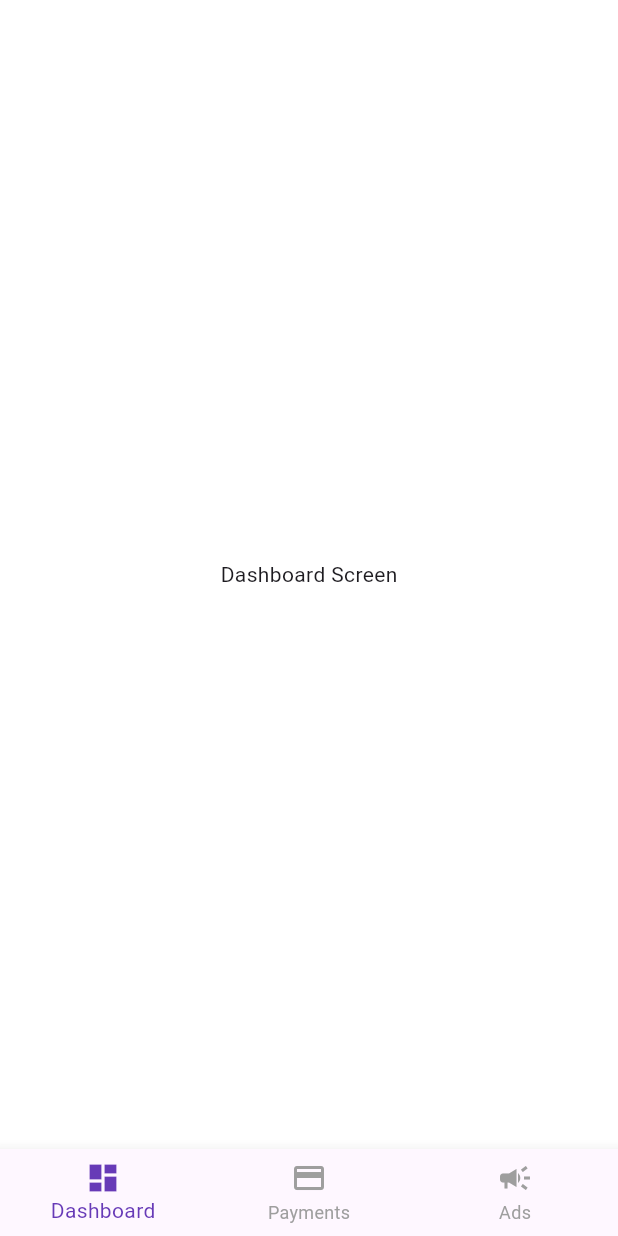
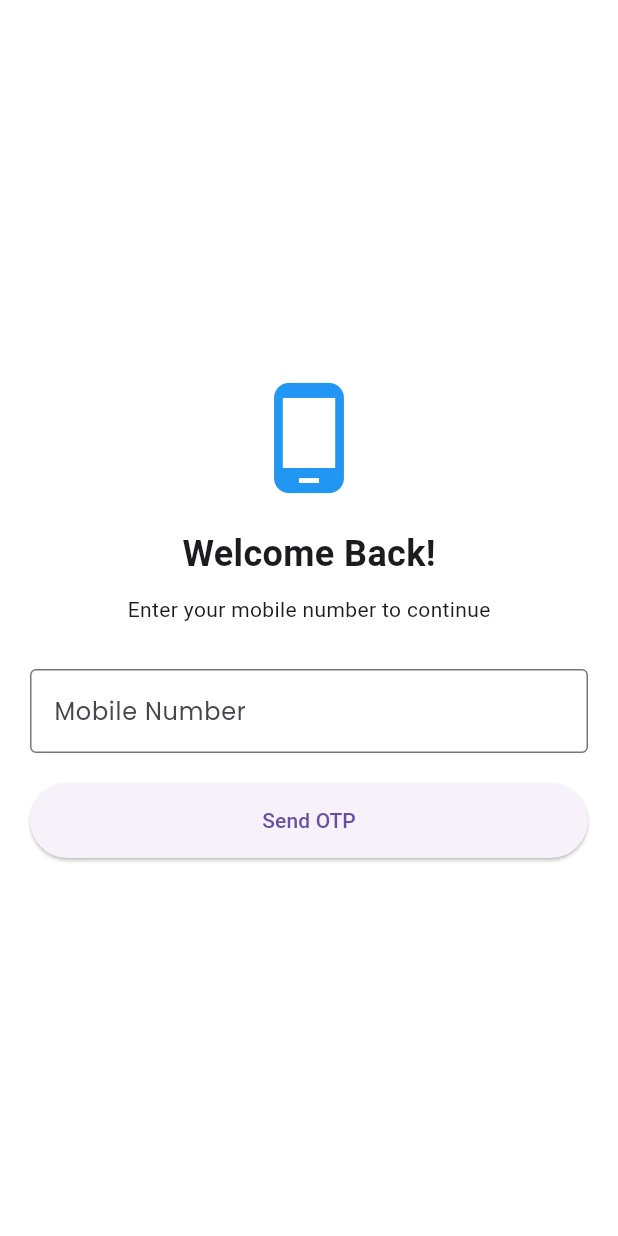
Before and after one commit to ceosmarkitechglobal/merchants_app, a Flutter app: the screen it shows after launch, on a phone screen of 412 x 824 dp. Run offline on Flutter 3.47's test engine with Material 3 defaults, Android fonts, the phone set to English and light mode, and no system bars; our stand-ins replace flutter_riverpod, google_fonts, pinput, shared_preferences.

Commit message:
Login screen

```diff
--- a/lib/core/routes/app_routes.dart
+++ b/lib/core/routes/app_routes.dart
@@ -1,8 +1,10 @@
 import 'package:flutter/material.dart';
+import '../../features/auth/screens/login_screen.dart';
 import '../../features/splash/view/splash_screen.dart';
 import '../../features/home/view/merchant_home.dart';
 
 final Map<String, WidgetBuilder> appRoutes = {
   '/': (context) => const MerchantSplashScreen(),
   '/merchanthome': (context) => const MerchantHome(),
+  '/login': (context) => const LoginScreen(),
 };
--- /dev/null
+++ b/lib/features/auth/providers/auth_providers.dart
@@ -0,0 +1,54 @@
+import 'package:flutter_riverpod/flutter_riverpod.dart';
+
+enum AuthStatus { idle, loading, success, error }
+
+class AuthState {
+  final AuthStatus status;
+  final String? message;
+
+  AuthState({this.status = AuthStatus.idle, this.message});
+
+  AuthState copyWith({AuthStatus? status, String? message}) {
+    return AuthState(
+      status: status ?? this.status,
+      message: message ?? this.message,
+    );
+  }
+}
+
+class AuthNotifier extends StateNotifier<AuthState> {
+  AuthNotifier() : super(AuthState());
+
+  String? _phoneNumber;
+
+  void sendOtp(String phoneNumber) {
+    state = AuthState(status: AuthStatus.loading);
+    _phoneNumber = phoneNumber;
+
+    // Simulate API call
+    Future.delayed(const Duration(seconds: 2), () {
+      state = AuthState(
+        status: AuthStatus.success,
+        message: "OTP sent to $phoneNumber",
+      );
+    });
+  }
+
+  void verifyOtp(String otp) {
+    state = AuthState(status: AuthStatus.loading);
+
+    Future.delayed(const Duration(seconds: 2), () {
+      if (otp == "123456") {
+        state = AuthState(status: AuthStatus.success, message: "OTP Verified");
+      } else {
+        state = AuthState(status: AuthStatus.error, message: "Invalid OTP");
+      }
+    });
+  }
+
+  String? get phoneNumber => _phoneNumber;
+}
+
+final authProvider = StateNotifierProvider<AuthNotifier, AuthState>(
+  (ref) => AuthNotifier(),
+);
--- /dev/null
+++ b/lib/features/auth/screens/login_screen.dart
@@ -0,0 +1,77 @@
+import 'package:flutter/material.dart';
+import 'package:flutter_riverpod/flutter_riverpod.dart';
+import '../providers/auth_providers.dart';
+import 'otp_screen.dart';
+
+class LoginScreen extends ConsumerWidget {
+  const LoginScreen({super.key});
+
+  @override
+  Widget build(BuildContext context, WidgetRef ref) {
+    final authState = ref.watch(authProvider);
+    final phoneController = TextEditingController();
+
+    ref.listen<AuthState>(authProvider, (previous, next) {
+      if (next.status == AuthStatus.success &&
+          next.message!.contains("OTP sent")) {
+        Navigator.push(
+          context,
+          MaterialPageRoute(builder: (_) => const OtpScreen()),
+        );
+      }
+      if (next.status == AuthStatus.error) {
+        ScaffoldMessenger.of(
+          context,
+        ).showSnackBar(SnackBar(content: Text(next.message!)));
+      }
+    });
+
+    return Scaffold(
+      body: SafeArea(
+        child: Padding(
+          padding: const EdgeInsets.all(20),
+          child: Column(
+            children: [
+              const Spacer(),
+              const Icon(Icons.phone_android, size: 80, color: Colors.blue),
+              const SizedBox(height: 20),
+              const Text(
+                "Welcome Back!",
+                style: TextStyle(fontSize: 24, fontWeight: FontWeight.bold),
+              ),
+              const SizedBox(height: 10),
+              const Text("Enter your mobile number to continue"),
+              const SizedBox(height: 30),
+              TextField(
+                controller: phoneController,
+                keyboardType: TextInputType.phone,
+                decoration: const InputDecoration(
+                  prefixText: "+91 ",
+                  labelText: "Mobile Number",
+                  border: OutlineInputBorder(),
+                ),
+              ),
+              const SizedBox(height: 20),
+              ElevatedButton(
+                onPressed: authState.status == AuthStatus.loading
+                    ? null
+                    : () {
+                        ref
+                            .read(authProvider.notifier)
+                            .sendOtp(phoneController.text.trim());
+                      },
+                style: ElevatedButton.styleFrom(
+                  minimumSize: const Size(double.infinity, 50),
+                ),
+                child: authState.status == AuthStatus.loading
+                    ? const CircularProgressIndicator(color: Colors.white)
+                    : const Text("Send OTP"),
+              ),
+              const Spacer(),
+            ],
+          ),
+        ),
+      ),
+    );
+  }
+}
--- a/pubspec.yaml
+++ b/pubspec.yaml
@@ -31,13 +31,14 @@ dependencies:
   flutter:
     sdk: flutter
   firebase_core: ^2.24.2
-  firebase_auth: ^4.14.0
   google_fonts: ^6.1.0
   flutter_riverpod: ^2.5.1
 
   # The following adds the Cupertino Icons font to your application.
   # Use with the CupertinoIcons class for iOS style icons.
   cupertino_icons: ^1.0.8
+  shared_preferences: ^2.5.3
+  pinput: ^5.0.2
 
 dev_dependencies:
   flutter_test:
```
Also changed, not shown: lib/features/auth/screens/otp_screen.dart (added, +117 -0 lines), lib/features/home/view/merchant_home.dart (+20 -0 lines), lib/features/splash/view/splash_screen.dart (+28 -6 lines), pubspec.lock, 6 other files.
